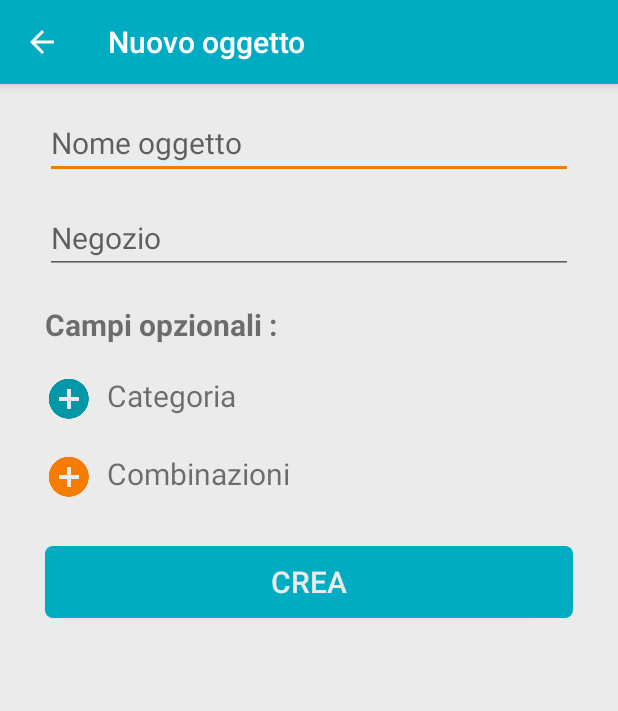
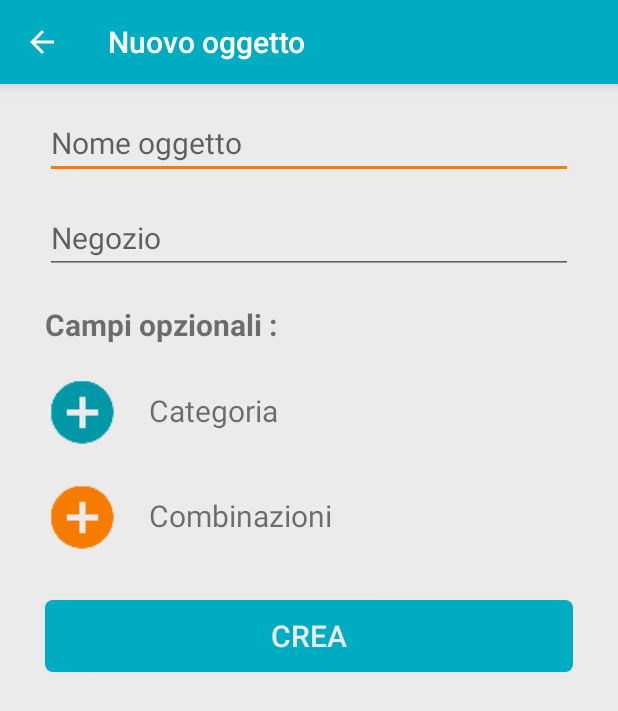
Before and after one commit to SelimaC/ShopMemo, an Android app: the NewObject_Activity screen opened directly, with no data from a screen before it, on a phone screen of 412 x 824 dp. Shown: the top 711 px of the screen. Run offline under Robolectric (Android 15) with nearby library versions, the phone set to English and light mode, and no system bars.

Commit message:
Inizio activity summary combo Inizio nuovo oggetto

```diff
--- a/app/src/main/res/layout/activity_new_object.xml
+++ b/app/src/main/res/layout/activity_new_object.xml
@@ -59,26 +59,49 @@
             android:layout_marginLeft="30dp"
             />
 
+        <RelativeLayout
+            android:layout_width="match_parent"
+            android:layout_height="wrap_content">
+            <ImageButton
+                android:layout_width="50dp"
+                android:layout_height="50dp"
+                android:background="@drawable/plus_circle"
+                android:id="@+id/plusCat"
+                android:layout_marginTop="20dp"
+                android:layout_marginLeft="30dp"
+                />
         <TextView
             android:layout_width="match_parent"
             android:layout_height="wrap_content"
             android:text="  Categoria"
-            android:layout_marginTop="20dp"
+            android:layout_marginTop="30dp"
             android:textSize="20sp"
-            android:drawableLeft="@drawable/plus_circle"
-            android:layout_marginLeft="30dp"
+            android:layout_toRightOf="@+id/plusCat"
+            android:layout_marginLeft="10dp"
             />
+        </RelativeLayout>
 
-
+        <RelativeLayout
+            android:layout_width="match_parent"
+            android:layout_height="wrap_content">
+            <ImageButton
+                android:layout_width="50dp"
+                android:layout_height="50dp"
+                android:layout_marginTop="20dp"
+                android:background="@drawable/plus_orange"
+                android:id="@+id/plusCombo"
+                android:layout_marginLeft="30dp"
+                />
         <TextView
             android:layout_width="match_parent"
             android:layout_height="wrap_content"
+            android:layout_toRightOf="@+id/plusCombo"
             android:text="  Combinazioni "
-            android:drawableLeft="@drawable/plus_orange"
-            android:layout_marginTop="20dp"
+            android:layout_marginTop="30dp"
             android:textSize="20sp"
-            android:layout_marginLeft="30dp"
+            android:layout_marginLeft="10dp"
             />
+        </RelativeLayout>
 
         <Button
             android:layout_width="match_parent"
```
